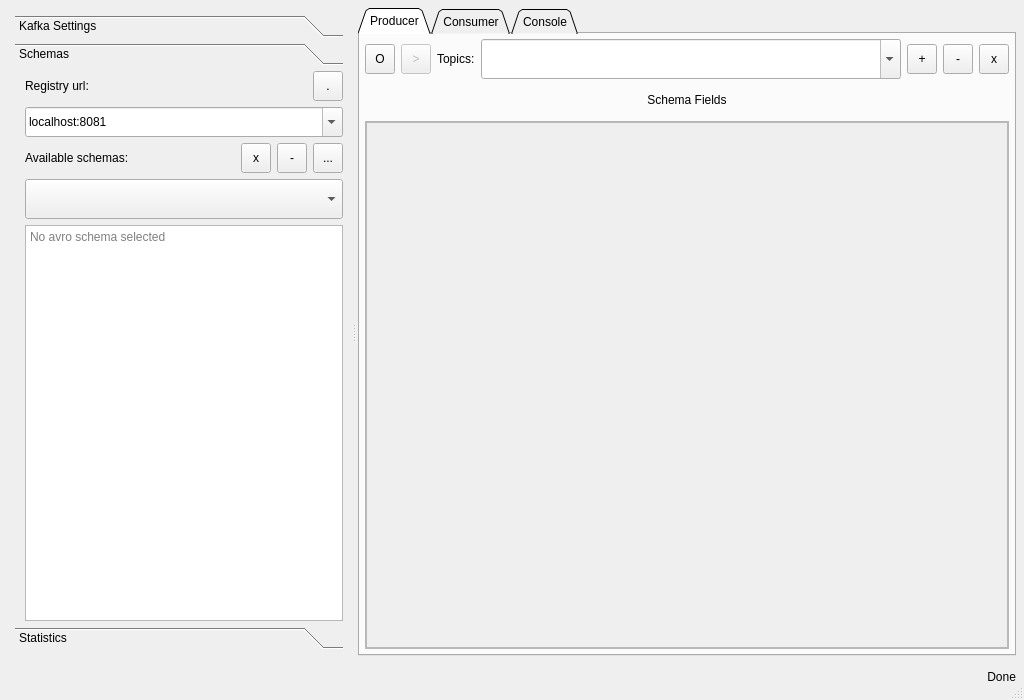
First picture: the form in src/app/kafman/src/main/resources/forms/main_qt_view.ui, repository yorevs/hspylib, before the edit.
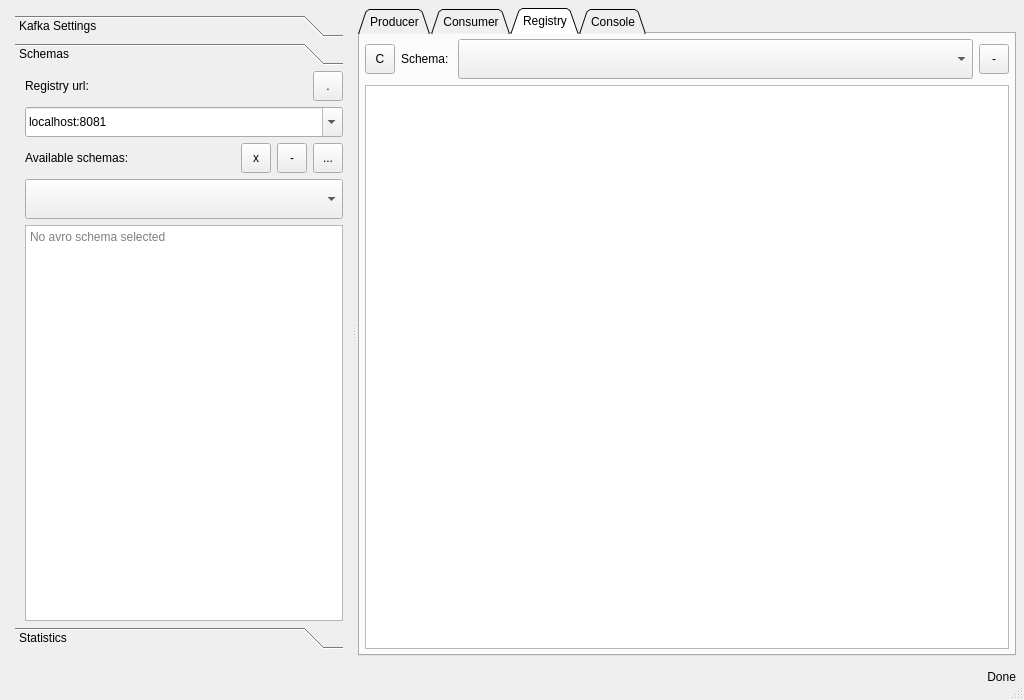
Second picture: the form after the edit. The open tabs and pages were chosen to show the change. Custom widgets are drawn as their Qt base class.

Commit message: Add registry server manipulation

Patch:
```diff
--- a/src/app/kafman/src/main/resources/forms/main_qt_view.ui
+++ b/src/app/kafman/src/main/resources/forms/main_qt_view.ui
@@ -1106,6 +1106,12 @@
                </item>
                <item>
                 <widget class="QScrollArea" name="scrollArea">
+                 <property name="frameShape">
+                  <enum>QFrame::StyledPanel</enum>
+                 </property>
+                 <property name="frameShadow">
+                  <enum>QFrame::Plain</enum>
+                 </property>
                  <property name="widgetResizable">
                   <bool>true</bool>
                  </property>
@@ -1118,6 +1124,12 @@
                     <height>513</height>
                    </rect>
                   </property>
+                  <property name="sizePolicy">
+                   <sizepolicy hsizetype="Expanding" vsizetype="Expanding">
+                    <horstretch>0</horstretch>
+                    <verstretch>0</verstretch>
+                   </sizepolicy>
+                  </property>
                   <layout class="QVBoxLayout" name="verticalLayout_15">
                    <property name="leftMargin">
                     <number>0</number>
@@ -1134,10 +1146,10 @@
                    <item>
                     <widget class="QFrame" name="fr_schema_fields">
                      <property name="frameShape">
-                      <enum>QFrame::StyledPanel</enum>
+                      <enum>QFrame::NoFrame</enum>
                      </property>
                      <property name="frameShadow">
-                      <enum>QFrame::Raised</enum>
+                      <enum>QFrame::Plain</enum>
                      </property>
                     </widget>
                    </item>
@@ -1321,6 +1333,124 @@
              <property name="sortingEnabled">
               <bool>true</bool>
              </property>
+             <attribute name="horizontalHeaderCascadingSectionResizes">
+              <bool>true</bool>
+             </attribute>
+            </widget>
+           </item>
+          </layout>
+         </widget>
+         <widget class="QWidget" name="tab_registry">
+          <attribute name="title">
+           <string>Registry</string>
+          </attribute>
+          <layout class="QVBoxLayout" name="verticalLayout_16">
+           <property name="leftMargin">
+            <number>5</number>
+           </property>
+           <property name="topMargin">
+            <number>5</number>
+           </property>
+           <property name="rightMargin">
+            <number>5</number>
+           </property>
+           <property name="bottomMargin">
+            <number>5</number>
+           </property>
+           <item>
+            <layout class="QGridLayout" name="gridLayout">
+             <item row="0" column="3">
+              <widget class="QToolButton" name="tbtn_registry_delete">
+               <property name="minimumSize">
+                <size>
+                 <width>30</width>
+                 <height>30</height>
+                </size>
+               </property>
+               <property name="maximumSize">
+                <size>
+                 <width>30</width>
+                 <height>30</height>
+                </size>
+               </property>
+               <property name="text">
+                <string>-</string>
+               </property>
+               <property name="iconSize">
+                <size>
+                 <width>24</width>
+                 <height>24</height>
+                </size>
+               </property>
+              </widget>
+             </item>
+             <item row="0" column="2">
+              <widget class="HComboBox" name="cmb_registry_schema">
+               <property name="sizePolicy">
+                <sizepolicy hsizetype="Expanding" vsizetype="Fixed">
+                 <horstretch>0</horstretch>
+                 <verstretch>0</verstretch>
+                </sizepolicy>
+               </property>
+               <property name="minimumSize">
+                <size>
+                 <width>300</width>
+                 <height>40</height>
+                </size>
+               </property>
+              </widget>
+             </item>
+             <item row="0" column="1">
+              <widget class="QLabel" name="label_10">
+               <property name="text">
+                <string>Schema: </string>
+               </property>
+              </widget>
+             </item>
+             <item row="0" column="0">
+              <widget class="QToolButton" name="tbtn_registry_refresh">
+               <property name="minimumSize">
+                <size>
+                 <width>30</width>
+                 <height>30</height>
+                </size>
+               </property>
+               <property name="maximumSize">
+                <size>
+                 <width>30</width>
+                 <height>30</height>
+                </size>
+               </property>
+               <property name="text">
+                <string>C</string>
+               </property>
+               <property name="iconSize">
+                <size>
+                 <width>24</width>
+                 <height>24</height>
+                </size>
+               </property>
+              </widget>
+             </item>
+            </layout>
+           </item>
+           <item>
+            <widget class="HTableView" name="tbl_registry">
+             <property name="contextMenuPolicy">
+              <enum>Qt::CustomContextMenu</enum>
+             </property>
+             <property name="selectionMode">
+              <enum>QAbstractItemView::MultiSelection</enum>
+             </property>
+             <property name="selectionBehavior">
+              <enum>QAbstractItemView::SelectRows</enum>
+             </property>
+             <property name="sortingEnabled">
+              <bool>true</bool>
+             </property>
+             <attribute name="horizontalHeaderCascadingSectionResizes">
+              <bool>true</bool>
+             </attribute>
             </widget>
            </item>
           </layout>
```
Left out of the diff: 58 changed lines with no effect on the pictures. The commit also changes 13 other files.
